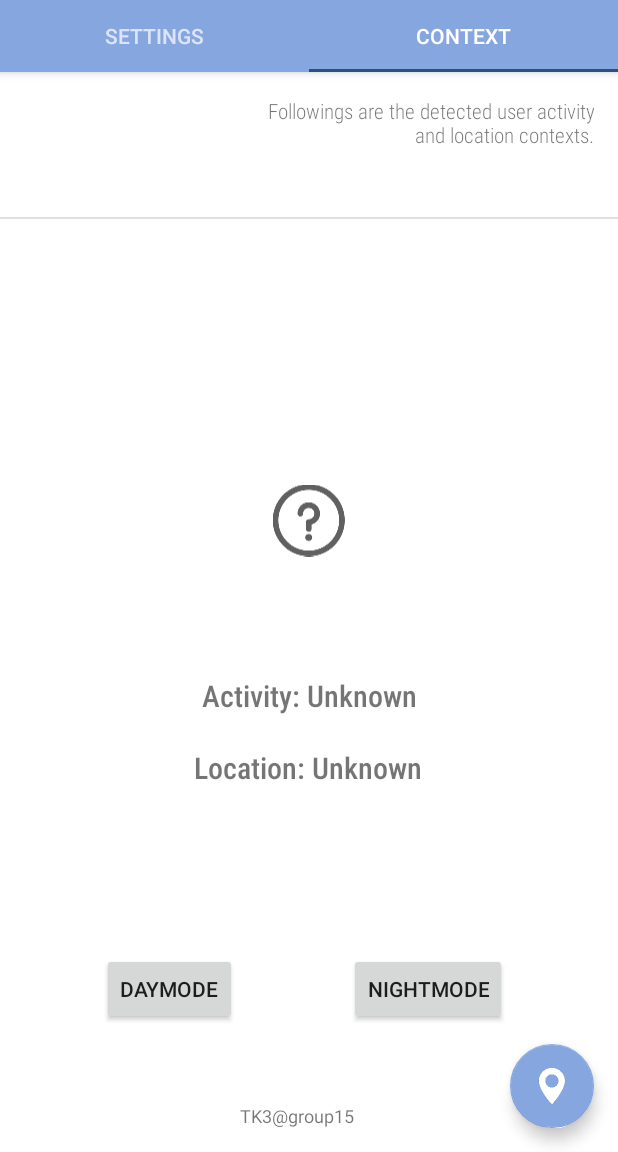
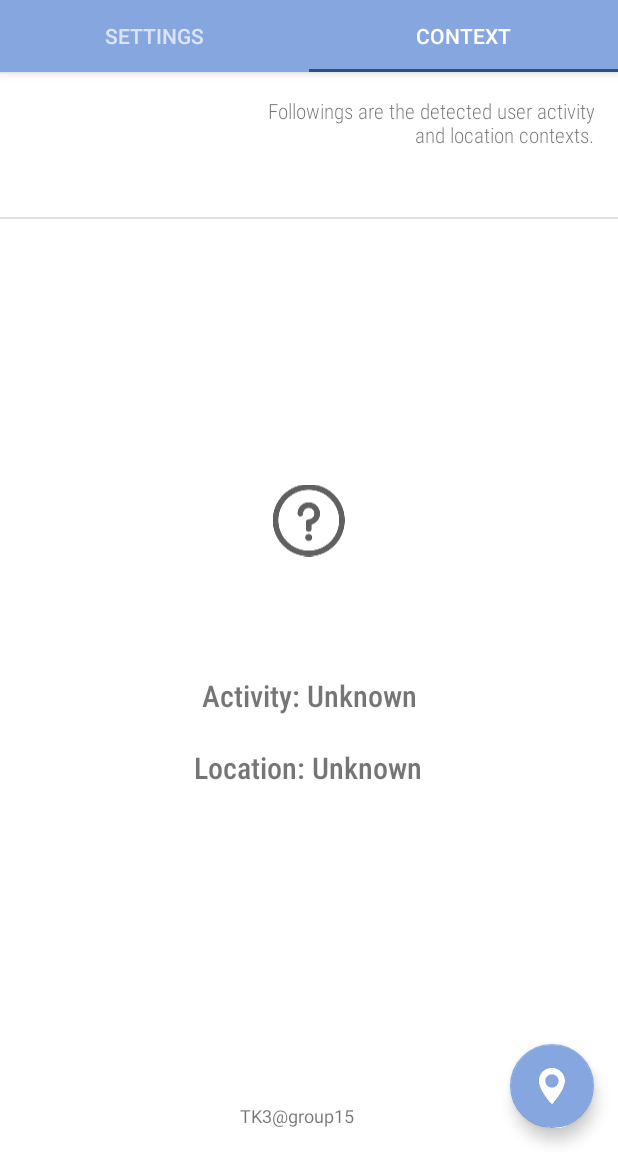
Before and after one commit to tk3-project/SmartHelper, an Android app: the screen it shows after launch (MainActivity), tab 2 chosen, on a phone screen of 412 x 824 dp, the part 84-1236 px from its top. Run offline under Robolectric (Android 15) with nearby library versions, the phone set to English and light mode, and no system bars; 2 statements that could not run were skipped.

Commit message:
fixed few lines; latest version

```diff
--- a/app/src/main/java/com/g15/smarthelper/Scenarios.java
+++ b/app/src/main/java/com/g15/smarthelper/Scenarios.java
@@ -109,7 +109,7 @@ public class Scenarios {
         switch (scenario) {
             case SCENARIO_HOME: return DetectedActivity.STILL;
             case SCENARIO_MUSIC: return DetectedActivity.RUNNING;
-            case SCENARIO_WARNING: return DetectedActivity.STILL;
+            case SCENARIO_WARNING: return DetectedActivity.WALKING;
         }
         return DetectedActivity.UNKNOWN;
     }
--- a/app/src/main/java/com/g15/smarthelper/ui/main/DisplayFragment.java
+++ b/app/src/main/java/com/g15/smarthelper/ui/main/DisplayFragment.java
@@ -35,8 +35,6 @@ public class DisplayFragment extends Fragment {
     private TextView txtActivity, txtLocation;
     private ImageView imgActivity;
 
-    private TextView button, button2;
-
     @Override
     public View onCreateView(
             @NonNull LayoutInflater inflater, ViewGroup container,
@@ -55,21 +53,6 @@ public class DisplayFragment extends Fragment {
         txtActivity = getActivity().findViewById(R.id.txt_activity);
         txtLocation = getActivity().findViewById(R.id.txt_location);
         imgActivity = getActivity().findViewById(R.id.img_activity);
-
-        button = getActivity().findViewById(R.id.button);
-        button2 = getActivity().findViewById(R.id.button2);
-        button2.setOnClickListener(new View.OnClickListener(){
-            @Override
-            public void onClick(View v){
-                new HomeAction(getContext()).dayMode(getContext());
-            }
-        });
-        button.setOnClickListener(new View.OnClickListener(){
-            @Override
-            public void onClick(View v){
-                new HomeAction(getContext()).nightMode(getContext());
-            }
-        });
 
         txtLocation.setText("Location: " + defaultLocation);
         txtActivity.setText("Activity: " + defaultActivity);
@@ -141,6 +124,7 @@ public class DisplayFragment extends Fragment {
             }
             case DetectedActivity.STILL: {
                 label = getString(R.string.activity_still);
+                icon = R.drawable.ic_still;
                 break;
             }
             case DetectedActivity.TILTING: {
--- a/app/src/main/res/layout/display_fragment.xml
+++ b/app/src/main/res/layout/display_fragment.xml
@@ -77,24 +77,4 @@
         app:layout_constraintStart_toStartOf="parent"
         app:layout_constraintTop_toBottomOf="@+id/line" />
 
-    <Button
-        android:id="@+id/button"
-        android:layout_width="wrap_content"
-        android:layout_height="wrap_content"
-        android:layout_marginBottom="52dp"
-        android:text="nightmode"
-        app:layout_constraintBottom_toTopOf="@+id/footer"
-        app:layout_constraintEnd_toEndOf="parent"
-        app:layout_constraintStart_toEndOf="@+id/button2" />
-
-    <Button
-        android:id="@+id/button2"
-        android:layout_width="wrap_content"
-        android:layout_height="wrap_content"
-        android:layout_marginStart="68dp"
-        android:layout_marginBottom="52dp"
-        android:text="daymode"
-        app:layout_constraintBottom_toTopOf="@+id/footer"
-        app:layout_constraintStart_toStartOf="parent" />
-
 </androidx.constraintlayout.widget.ConstraintLayout>
```
